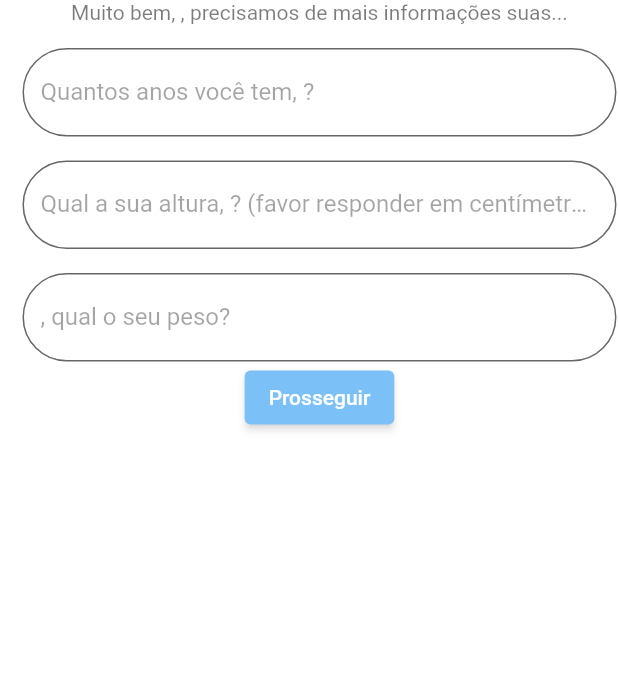
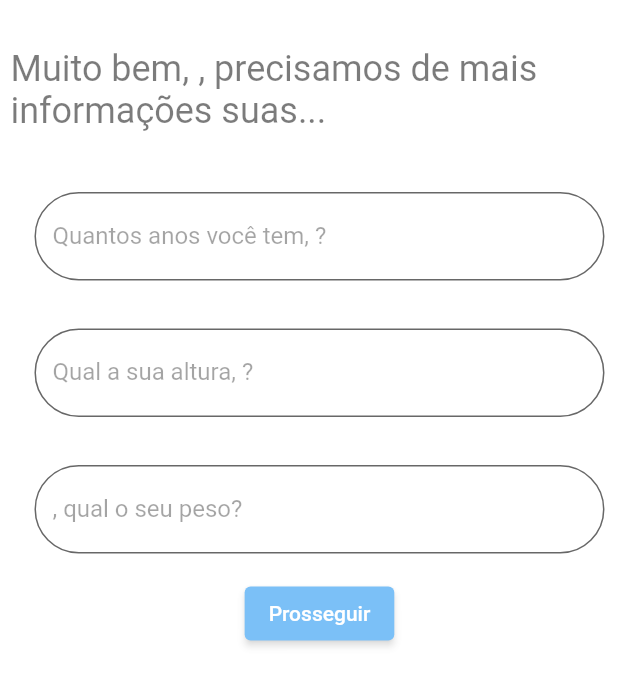
Before and after one commit to thiagonarcizo/MedLook, a Flutter app: the Welcome screen opened directly, after a tap on "Confirma", on a phone screen of 412 x 824 dp. Shown: the top 686 px of the screen. Run offline on Flutter 3.47's test engine with Material 2 defaults, Android fonts, the light colour scheme and no system bars; our stand-ins replace intro_slider.

Commit message:
Changes to UI

```diff
--- a/lib/models/person.dart
+++ b/lib/models/person.dart
@@ -6,5 +6,5 @@ class Person {
   String? nome;
   int? idade;
   int? altura;
-  int? peso;
+  double? peso;
 }
--- a/lib/pages/welcome.dart
+++ b/lib/pages/welcome.dart
@@ -126,11 +126,13 @@ class Info extends StatelessWidget {
       body: Center(
         child: Column(
           children: [
+            SizedBox(height: 32),
             Text(
-                'Muito bem, ${person.nome}, precisamos de mais informações suas...'),
-            SizedBox(height: 16),
+                'Muito bem, ${person.nome}, precisamos de mais informações suas...',
+                style: TextStyle(fontSize: 24)),
+            const SizedBox(height: 40),
             Padding(
-              padding: const EdgeInsets.symmetric(horizontal: 8),
+              padding: const EdgeInsets.symmetric(horizontal: 16),
               child: TextField(
                 decoration: InputDecoration(
                   enabledBorder: OutlineInputBorder(
@@ -152,9 +154,9 @@ class Info extends StatelessWidget {
                 controller: idade,
               ),
             ),
-            SizedBox(height: 16),
+            const SizedBox(height: 32),
             Padding(
-              padding: const EdgeInsets.symmetric(horizontal: 8),
+              padding: const EdgeInsets.symmetric(horizontal: 16),
               child: TextField(
                 decoration: InputDecoration(
                   enabledBorder: OutlineInputBorder(
@@ -171,15 +173,15 @@ class Info extends StatelessWidget {
                       width: 1,
                     ),
                   ),
-                  labelText:
-                      'Qual a sua altura, ${person.nome}? (favor responder em centímetros - p.e.: 170)',
+                  labelText: 'Qual a sua altura, ${person.nome}?',
+                  hintText: 'Exemplo: 180 - Responder em centímetros',
                 ),
                 controller: altura,
               ),
             ),
-            SizedBox(height: 16),
+            const SizedBox(height: 32),
             Padding(
-              padding: const EdgeInsets.symmetric(horizontal: 8),
+              padding: const EdgeInsets.symmetric(horizontal: 16),
               child: TextField(
                 decoration: InputDecoration(
                   enabledBorder: OutlineInputBorder(
@@ -201,6 +203,7 @@ class Info extends StatelessWidget {
                 controller: peso,
               ),
             ),
+            const SizedBox(height: 16),
             ElevatedButton(
               onPressed: () {
                 if (idade.text != '' &&
@@ -211,7 +214,7 @@ class Info extends StatelessWidget {
                     peso.text.length <= 3) {
                   person.idade = int.parse(idade.text);
                   person.altura = int.parse(altura.text);
-                  person.peso = int.parse(peso.text);
+                  person.peso = double.parse(peso.text);
                   Person user = Person(
                     nome: person.nome,
                     idade: person.idade,
```
